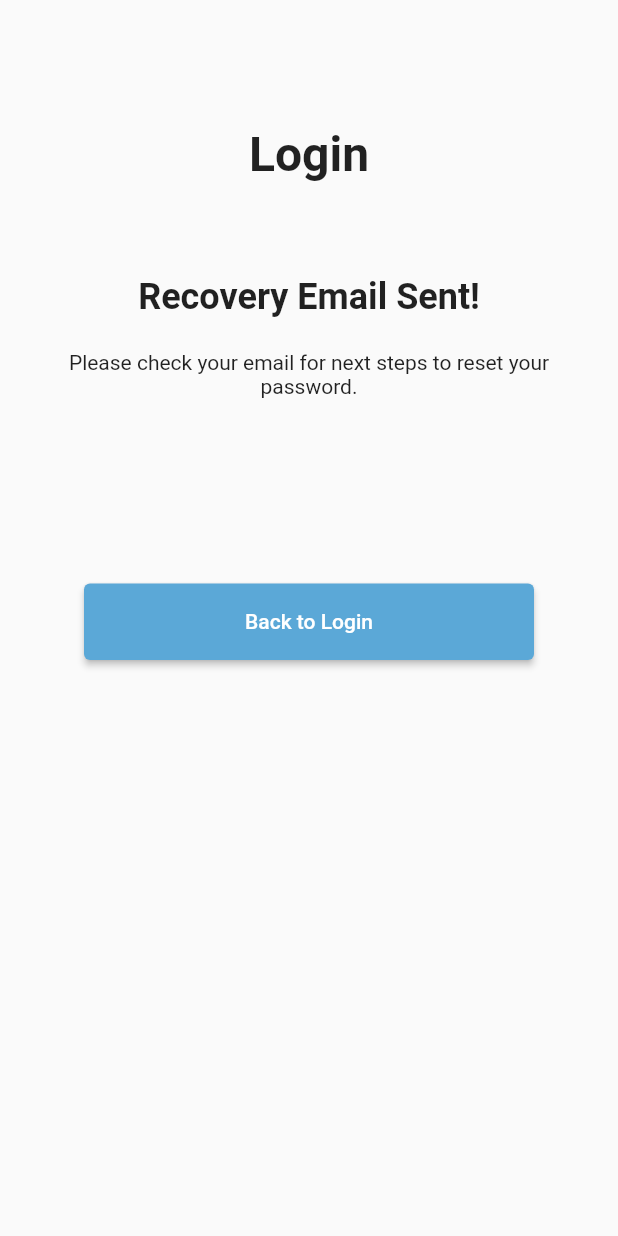
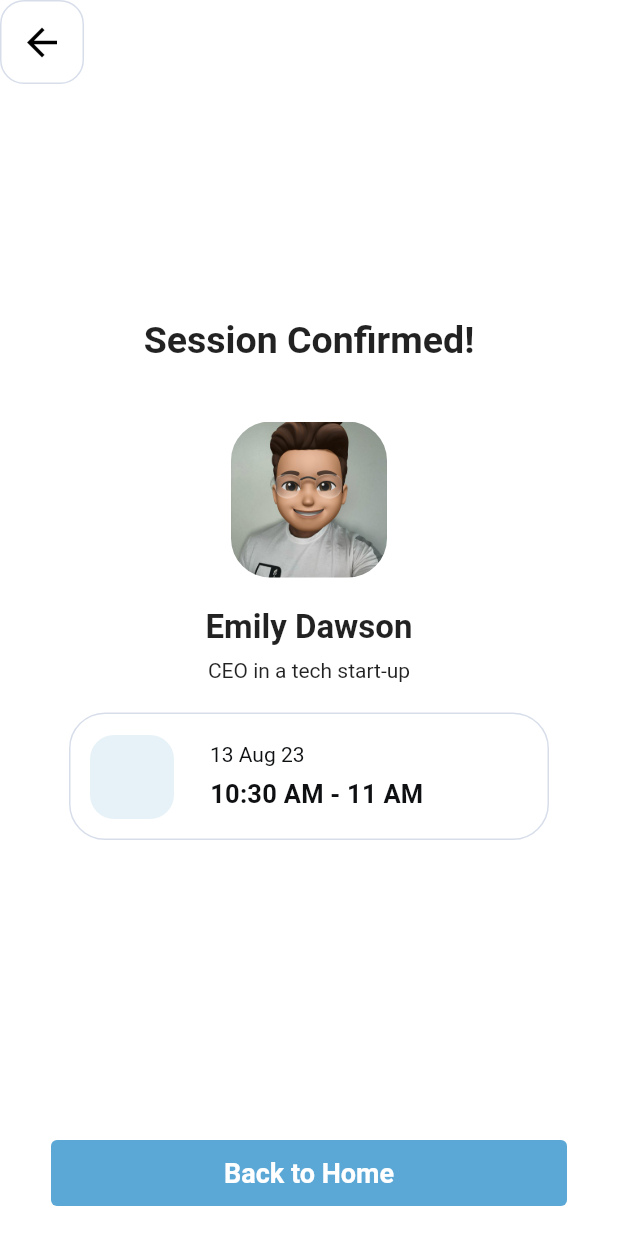
Before and after one commit to kvrtejaswi/E4App, a Flutter app: the screen it shows after launch, on a phone screen of 412 x 824 dp. Run offline on Flutter 3.47's test engine with Material 2 defaults, Android fonts, the phone set to English and light mode, and no system bars.

Commit message:
Almost done with the UI of session confirmation screen. Need to fix the back button by making the AppBar to null and adding a container to it.

```diff
--- /dev/null
+++ b/lib/Session/sessionConfirmation.dart
@@ -0,0 +1,238 @@
+import 'package:flutter/material.dart';
+
+class sessionConfirmation extends StatelessWidget {
+  @override
+  Widget build(BuildContext context) {
+    return Scaffold(
+        appBar: AppBar(
+          elevation: 0, // Remove the elevation shadow
+          backgroundColor:
+              Colors.white, // Set the background color to transparent
+          leading: Container(
+            width: 45.0,
+            height: 45.0,
+            decoration: BoxDecoration(
+              border: Border.all(
+                color: Color(0xFFD7DEEA), // Set the border color
+                width: 1.0, // Set the border width
+              ),
+              borderRadius:
+                  BorderRadius.circular(16.0), // Set the border radius to 4px
+            ),
+            child: IconButton(
+              icon: Icon(Icons.arrow_back),
+              iconSize: 30.0,
+              color: Colors.black,
+              onPressed: () {
+                // Add the logic to navigate back to the previous screen
+                Navigator.pop(context);
+              },
+            ),
+          ),
+        ),
+        body: Container(
+          color: Colors.white,
+
+          child: Center(
+            child: Column(
+              mainAxisAlignment: MainAxisAlignment.center,
+              children: <Widget>[
+
+                // "Session Confirmed" text
+                Container(
+                  margin: EdgeInsets.only(top: 156.0),
+                  child: Text(
+                    "Session Confirmed!",
+                    style: TextStyle(
+                      fontSize: 25.0,
+                      fontWeight: FontWeight.bold,
+                    ),
+                  ),
+                ),
+
+                SizedBox(height: 20.0), // Add spacing between elements
+
+                // Image of the person with a radius of 26
+                Container(
+                  width: 104.0,
+                  height: 104.0,
+                  margin: EdgeInsets.only(top: 20.0),
+                  child: ClipRRect(
+                    borderRadius:
+                        BorderRadius.circular(26.0), // Set the radius to 26
+                    child: Image.asset(
+                      "assets/profile_image.jpg", // Provide the image path
+                      fit: BoxFit.cover,
+                    ),
+                  ),
+                ),
+
+                SizedBox(height: 20.0), // Add spacing between elements
+
+                // "Emily Dawson" text
+                Text(
+                  "Emily Dawson",
+                  style: TextStyle(
+                    fontSize: 22.0,
+                    fontWeight: FontWeight.bold,
+                  ),
+                ),
+                // "CEO in a tech start-up" text
+                Container(
+                  margin: EdgeInsets.only(
+                      top:
+                          8.0), // Set the margin top to 8.0 or your desired value
+                  child: Text(
+                    "CEO in a tech start-up",
+                    style: TextStyle(
+                      fontSize: 14.0,
+                    ),
+                  ),
+                ),
+                Container(
+                  width: 320,
+                  height: 85,
+                  margin: EdgeInsets.only(top: 20),
+                  child: Stack(
+                    children: [
+                      Positioned(
+                        left: 0,
+                        top: 0,
+                        child: Container(
+                          width: 320,
+                          height: 85,
+                          decoration: ShapeDecoration(
+                            color: Colors.white,
+                            shape: RoundedRectangleBorder(
+                              side: BorderSide(
+                                  width: 1, color: Color(0xFFD7DEEA)),
+                              borderRadius: BorderRadius.circular(24),
+                            ),
+                          ),
+                        ),
+                      ),
+                      Positioned(
+                        left: 277,
+                        top: 27,
+                        child: Container(
+                          width: 32,
+                          height: 32,
+                          child: Stack(children: []),
+                        ),
+                      ),
+                      Positioned(
+                        left: 86,
+                        top: 20,
+                        child: Container(
+                          width: 149,
+                          height: 45,
+                          margin: EdgeInsets.only(left: 8.0, top: 12.0),
+                          child: Column(
+                            mainAxisSize: MainAxisSize.min,
+                            mainAxisAlignment: MainAxisAlignment.start,
+                            crossAxisAlignment: CrossAxisAlignment.start,
+                            children: [
+                              Container(
+                                margin: EdgeInsets.only(
+                                    bottom:
+                                        26.0), // Margin below the first Text
+                                child: Text(
+                                  '13 Aug 23',
+                                  style: TextStyle(
+                                    color: Color(0xFF0E1012),
+                                    fontSize: 14,
+                                    fontWeight: FontWeight.w400,
+                                    height: 0.08,
+                                  ),
+                                ),
+                              ),
+                              Text(
+                                '10:30 AM - 11 AM',
+                                style: TextStyle(
+                                  color: Color(0xFF0E1012),
+                                  fontSize: 17,
+                                  fontWeight: FontWeight.w700,
+                                  height: 0.08,
+                                  letterSpacing: 0.17,
+                                ),
+                              ),
+                            ],
+                          ),
+                        ),
+                      ),
+                      Positioned(
+                        left: 14,
+                        top: 15,
+                        child: Container(
+                          width: 56,
+                          height: 56,
+                          child: Stack(
+                            children: [
+                              Positioned(
+                                left: 0,
+                                top: 0,
+                                child: Container(
+                                  width: 56,
+                                  height: 56,
+                                  decoration: ShapeDecoration(
+                                    color: Color(0xFFE7F2F8),
+                                    shape: RoundedRectangleBorder(
+                                      borderRadius: BorderRadius.circular(16),
+                                    ),
+                                  ),
+                                ),
+                              ),
+                              Positioned(
+                                left: 16,
+                                top: 16,
+                                child: Container(
+                                  width: 24,
+                                  height: 24,
+                                  child: Stack(children: []),
+                                ),
+                              ),
+                            ],
+                          ),
+                        ),
+                      ),
+                    ],
+                  ),
+                ),
+                // "Back to Home" button
+                Expanded(
+                  child: Align(
+                    alignment: Alignment.bottomCenter,
+                    child: // "Back to Home" button
+                        Container(
+                      width: 344.0,
+                      height: 44.0,
+                      margin: EdgeInsets.only(bottom: 20.0),
+                      decoration: BoxDecoration(
+                        color: Color(0xFF5BA8D7), // Set the background color
+                        borderRadius: BorderRadius.circular(
+                            4.0), // Optional: Add rounded corners
+                      ),
+                      child: TextButton(
+                        onPressed: () {
+                          // Add the logic to navigate back to the home screen
+                          Navigator.pop(context);
+                        },
+                        child: Text(
+                          "Back to Home",
+                          style: TextStyle(
+                            fontSize: 18.0,
+                            fontWeight: FontWeight.bold,
+                            color: Colors
+                                .white, // Change text color to white or your preferred color
+                          ),
+                        ),
+                      ),
+                    ),
+                  ),
+                ),
+              ],
+            ),
+          ),
+        ));
+  }
+}
--- a/lib/main.dart
+++ b/lib/main.dart
@@ -2,6 +2,7 @@ import 'package:flutter/material.dart';
 import 'Authentication/login.dart';
 import 'Authentication/forgotPassword.dart';
 import 'Authentication/recovery.dart';
+import 'Session/sessionConfirmation.dart';
 
 void main() {
   runApp(MyApp());
@@ -12,7 +13,7 @@ class MyApp extends StatelessWidget {
   Widget build(BuildContext context) {
     return MaterialApp(
       debugShowCheckedModeBanner: false,
-      home: Recovery(), // Replace with your app's initial screen
+      home: sessionConfirmation(), // Replace with your app's initial screen
     );
   }
 }
--- a/pubspec.yaml
+++ b/pubspec.yaml
@@ -17,6 +17,8 @@ dev_dependencies:
 
 flutter:
   uses-material-design: true
+  assets:
+    - assets/profile_image.jpg
   fonts:
     - family: NunitoSans
       fonts:
```
Also changed, not shown: assets/profile_image.jpg (added).
